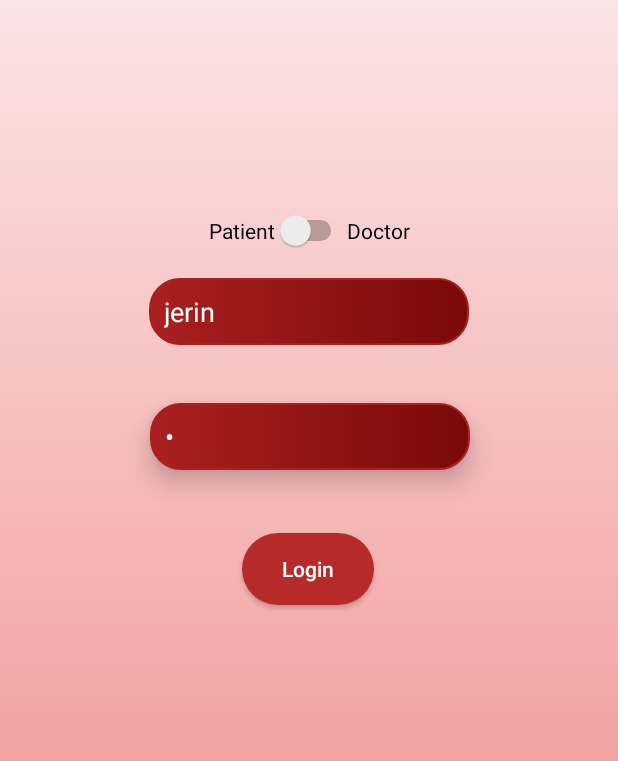
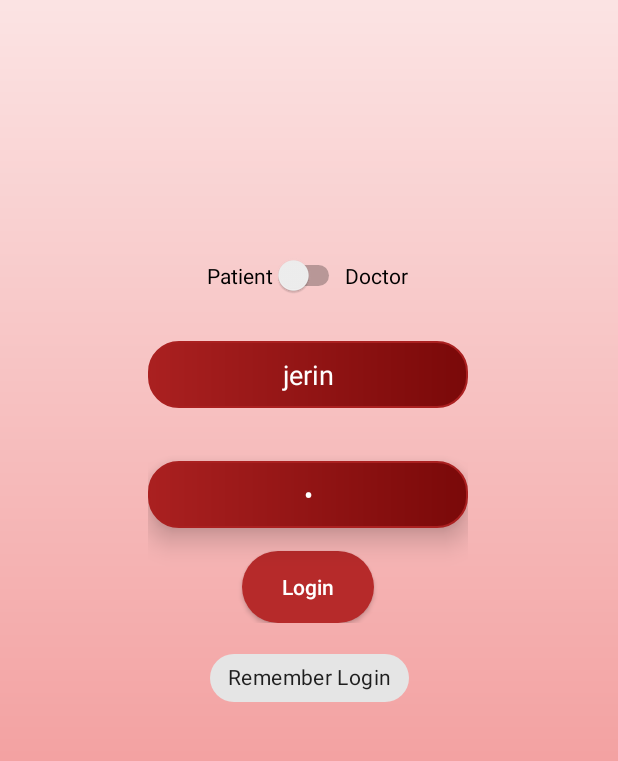
Before and after one commit to Jerinji2016/eMed, an Android app: the screen it shows after launch (MainActivity), on a phone screen of 412 x 824 dp, the part 318-1079 px from its top. Run offline under Robolectric (Android 15) with nearby library versions, the phone set to English and light mode, and no system bars; our stand-ins replace Firebase (no records; nobody signed in at launch, a user with empty details on screens opened directly).

```diff
--- a/app/src/main/java/com/dev/emed/patient/PatientActivity.java
+++ b/app/src/main/java/com/dev/emed/patient/PatientActivity.java
@@ -38,8 +38,7 @@ public class PatientActivity extends AppCompatActivity {
         fab.setOnClickListener(new View.OnClickListener() {
             @Override
             public void onClick(View view) {
-//                Intent i = new Intent(PatientActivity.this, QrCodeScanner.class);
-                Intent i = new Intent(PatientActivity.this, PrescriptionDetailsActivity.class);
+                Intent i = new Intent(PatientActivity.this, QrCodeScanner.class);
                 i.putExtra("userType", "Patient");
                 i.putExtra("userId", ptn_userid);
                 startActivity(i);
--- a/app/src/main/java/com/dev/emed/patient/PrescriptionDetailsActivity.java
+++ b/app/src/main/java/com/dev/emed/patient/PrescriptionDetailsActivity.java
@@ -2,12 +2,7 @@ package com.dev.emed.patient;
 
 import android.annotation.SuppressLint;
 import android.app.AlarmManager;
-import android.app.NotificationChannel;
-import android.app.NotificationManager;
-import android.app.PendingIntent;
-import android.content.Context;
 import android.content.Intent;
-import android.os.Build;
 import android.os.Bundle;
 import android.util.Log;
 import android.view.View;
@@ -24,6 +19,7 @@ import androidx.annotation.NonNull;
 import androidx.appcompat.app.AppCompatActivity;
 
 import com.dev.emed.R;
+import com.dev.emed.models.DocQrObject;
 import com.dev.emed.models.MedicineReminder;
 import com.dev.emed.models.PatientMedUpdateObject;
 import com.dev.emed.models.PrescriptionObject;
@@ -33,6 +29,7 @@ import com.google.firebase.database.DatabaseError;
 import com.google.firebase.database.DatabaseReference;
 import com.google.firebase.database.FirebaseDatabase;
 import com.google.firebase.database.ValueEventListener;
+import com.google.gson.Gson;
 
 import java.text.SimpleDateFormat;
 import java.util.ArrayList;
@@ -49,9 +46,7 @@ public class PrescriptionDetailsActivity extends AppCompatActivity {
 
     DatabaseReference docReff, ptnReff;
 
-    AlarmManager alarmManager;
     DataSnapshot reminderTime;
-
     MedicineReminder medicineReminder;
     ArrayList<PrescriptionObject> medObj = new ArrayList<>();
 
@@ -65,17 +60,13 @@ public class PrescriptionDetailsActivity extends AppCompatActivity {
 
         Intent i = getIntent();
 
-//        String decryptedString = i.getStringExtra("dcy_text");
+        String decryptedString = i.getStringExtra("dcy_text");
         userId = i.getStringExtra("userId");
-//        DocQrObject userObj = new Gson()
-//                .fromJson(decryptedString, DocQrObject.class);
+        DocQrObject userObj = new Gson()
+                .fromJson(decryptedString, DocQrObject.class);
 
-//        docId = userObj.getDocUserId();
-//        prescriptionId = userObj.getConsultId();
-
-        docId = "subinannan";
-        prescriptionId = "e1or6IKiF8kDRqnW";
-
+        docId = userObj.getDocUserId();
+        prescriptionId = userObj.getConsultId();
 
         final TextView pId = findViewById(R.id.doc_prescription_ptn_id);
         final TextView pName = findViewById(R.id.doc_prescription_ptn_name);
--- a/app/src/main/res/layout/activity_main.xml
+++ b/app/src/main/res/layout/activity_main.xml
@@ -66,78 +66,24 @@
             app:srcCompat="@drawable/img_ecg" />
     </LinearLayout>
 
-    <ImageView
-        android:id="@+id/imageView4"
-        android:layout_width="293dp"
-        android:layout_height="319dp"
-        android:translationZ="-100dp"
-        android:visibility="invisible"
+    <LinearLayout
+        android:id="@+id/linearLayout6"
+        android:layout_width="wrap_content"
+        android:layout_height="wrap_content"
+        android:orientation="vertical"
         app:layout_constraintBottom_toBottomOf="parent"
         app:layout_constraintEnd_toEndOf="parent"
+        app:layout_constraintHorizontal_bias="0.497"
         app:layout_constraintStart_toStartOf="parent"
         app:layout_constraintTop_toBottomOf="@+id/linearLayout4"
-        app:layout_constraintVertical_bias="0.426"
-        app:srcCompat="@drawable/login_box_bg" />
-
-    <EditText
-        android:id="@+id/login_username"
-        style="@style/textboxPrimary"
-        android:layout_width="wrap_content"
-        android:layout_height="wrap_content"
-        android:digits="abcdefghijklmnopqrstuvwxyzABCDEFGHIJKLMNOPQRSTUVWXYZ_@1234567890"
-        android:ems="10"
-        android:hint="@string/user_name"
-        android:inputType="textPersonName"
-        android:text="jerin"
-        android:textColor="#fff"
-        android:textColorHint="#b3b1b1"
-        app:layout_constraintBottom_toTopOf="@+id/login_password"
-        app:layout_constraintEnd_toEndOf="@+id/imageView4"
-        app:layout_constraintStart_toStartOf="@+id/imageView4"
-        app:layout_constraintTop_toTopOf="@+id/imageView4"
-        app:layout_constraintVertical_bias="0.623" />
-
-    <EditText
-        android:id="@+id/login_password"
-        style="@style/textboxPrimary"
-        android:layout_width="wrap_content"
-        android:layout_height="wrap_content"
-        android:ems="10"
-        android:hint="@string/password"
-        android:text="j"
-        android:inputType="textPassword"
-        android:textColor="#fff"
-        android:textColorHint="#B3B1B1"
-        android:translationZ="10dp"
-        app:layout_constraintBottom_toTopOf="@+id/login"
-        app:layout_constraintEnd_toEndOf="@+id/imageView4"
-        app:layout_constraintHorizontal_bias="0.506"
-        app:layout_constraintStart_toStartOf="@+id/imageView4"
-        app:layout_constraintTop_toTopOf="@+id/imageView4"
-        app:layout_constraintVertical_bias="0.776" />
-
-    <Button
-        android:id="@+id/login"
-        style="@style/btnPrimary"
-        android:layout_width="wrap_content"
-        android:layout_height="wrap_content"
-        android:text="@string/login"
-        android:textAllCaps="false"
-        app:layout_constraintBottom_toBottomOf="@+id/imageView4"
-        app:layout_constraintEnd_toEndOf="@+id/imageView4"
-        app:layout_constraintHorizontal_bias="0.497"
-        app:layout_constraintStart_toStartOf="@+id/imageView4"
-        app:layout_constraintTop_toTopOf="@+id/imageView4"
-        app:layout_constraintVertical_bias="0.859" />
+        app:layout_constraintVertical_bias="0.456">
 
         <LinearLayout
             android:layout_width="wrap_content"
             android:layout_height="wrap_content"
-        android:orientation="horizontal"
-        app:layout_constraintBottom_toTopOf="@+id/login_username"
-        app:layout_constraintEnd_toEndOf="@+id/imageView4"
-        app:layout_constraintStart_toStartOf="@+id/imageView4"
-        app:layout_constraintTop_toTopOf="@+id/imageView4">
+            android:layout_gravity="center"
+            android:layout_marginVertical="10dp"
+            android:orientation="horizontal">
 
             <Switch
                 android:id="@+id/ptn_doc_switch"
@@ -154,4 +100,56 @@
                 android:textColor="#000" />
         </LinearLayout>
 
+        <EditText
+            android:id="@+id/login_username"
+            style="@style/textboxPrimary"
+            android:layout_width="wrap_content"
+            android:layout_height="wrap_content"
+            android:layout_marginVertical="20dp"
+            android:digits="abcdefghijklmnopqrstuvwxyzABCDEFGHIJKLMNOPQRSTUVWXYZ_@1234567890"
+            android:ems="10"
+            android:hint="@string/user_name"
+            android:inputType="textPersonName"
+            android:text="jerin"
+            android:textAlignment="center"
+            android:textColor="#fff"
+            android:textColorHint="#b3b1b1" />
+
+        <EditText
+            android:id="@+id/login_password"
+            style="@style/textboxPrimary"
+            android:layout_width="wrap_content"
+            android:layout_height="wrap_content"
+            android:layout_marginVertical="15dp"
+            android:ems="10"
+            android:hint="@string/password"
+            android:inputType="textPassword"
+            android:text="j"
+            android:textAlignment="center"
+            android:textColor="#fff"
+            android:textColorHint="#B3B1B1"
+            android:translationZ="10dp" />
+
+        <Button
+            android:id="@+id/login"
+            style="@style/btnPrimary"
+            android:layout_width="wrap_content"
+            android:layout_height="wrap_content"
+            android:layout_gravity="center"
+            android:text="@string/login"
+            android:textAllCaps="false" />
+
+    </LinearLayout>
+
+    <com.google.android.material.chip.Chip
+        android:id="@+id/chip2"
+        android:layout_width="wrap_content"
+        android:layout_height="wrap_content"
+        android:text="Remember Login"
+        app:layout_constraintBottom_toBottomOf="parent"
+        app:layout_constraintEnd_toEndOf="parent"
+        app:layout_constraintStart_toStartOf="parent"
+        app:layout_constraintTop_toBottomOf="@+id/linearLayout6"
+        app:layout_constraintVertical_bias="0.083" />
+
 </androidx.constraintlayout.widget.ConstraintLayout>
```
Lines whose indentation alone changed are shown as unchanged.
